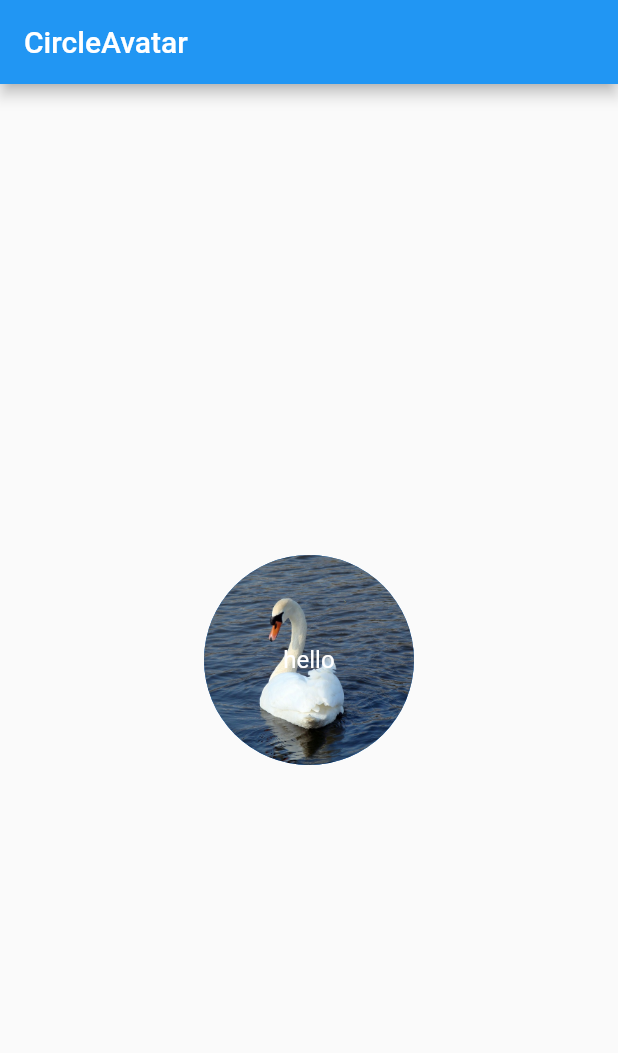
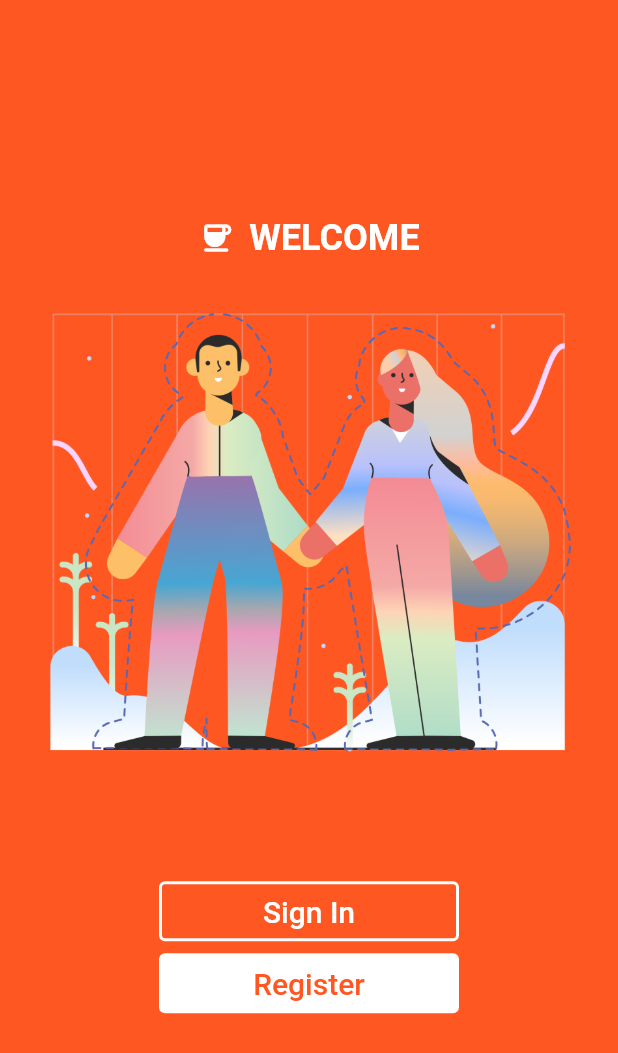
Before and after one commit to hamidsaaidi0/flutter-widgets, a Flutter app: the screen it shows after launch, on a phone screen of 412 x 824 dp. Shown: the top 1053 px of the screen. Run offline on Flutter 3.47's test engine with Material 2 defaults, Android fonts, the phone set to English and light mode, and no system bars.

Commit message:
add 6 widgets and one login screen

```diff
--- a/lib/main.dart
+++ b/lib/main.dart
@@ -1,10 +1,17 @@
+import 'package:bestwidgets/screens/login_screen.dart';
+import 'package:bestwidgets/widgets/AlertDialog.dart';
+import 'package:bestwidgets/widgets/AnimatedContainer.dart';
 import 'package:bestwidgets/widgets/CircleAvatar.dart';
+import 'package:bestwidgets/widgets/CupertinoContextMenu.dart';
+import 'package:bestwidgets/widgets/Dismissible.dart';
 import 'package:bestwidgets/widgets/LongPressDraggable.dart';
 import 'package:bestwidgets/widgets/about_dialog.dart';
 import 'package:bestwidgets/widgets/bottom_sheet.dart';
+import 'package:bestwidgets/widgets/card.dart';
 import 'package:bestwidgets/widgets/checkbox_list_tile.dart';
 import 'package:bestwidgets/widgets/material_banner.dart';
 import 'package:bestwidgets/widgets/preferredsize.dart';
+import 'package:bestwidgets/widgets/table.dart';
 import 'package:flutter/material.dart';
 
 void main() {
@@ -23,7 +30,7 @@ class MyApp extends StatelessWidget {
       theme: ThemeData(
         primarySwatch: Colors.blue,
       ),
-      home: Circle_Avatar(),
+      home: Login_Screen(),
     );
   }
 }
--- /dev/null
+++ b/lib/screens/login_screen.dart
@@ -0,0 +1,79 @@
+import 'package:flutter/material.dart';
+
+class Login_Screen extends StatelessWidget {
+  const Login_Screen({Key? key}) : super(key: key);
+
+  @override
+  Widget build(BuildContext context) {
+    return Scaffold(
+      body: Container(
+        height: double.infinity,
+        width: double.infinity,
+        color: Colors.deepOrange,
+        child: Padding(
+          padding: const EdgeInsets.all(8.0),
+          child: Column(
+            mainAxisAlignment: MainAxisAlignment.center,
+            crossAxisAlignment: CrossAxisAlignment.center,
+            children: [
+              Row(
+                mainAxisAlignment: MainAxisAlignment.center,
+                children: [
+                  Icon(
+                    Icons.coffee_rounded,
+                    color: Colors.white,
+                  ),
+                  SizedBox(
+                    width: 10,
+                  ),
+                  Text(
+                    'WELCOME',
+                    style: TextStyle(
+                        fontSize: 24,
+                        fontWeight: FontWeight.bold,
+                        color: Colors.white),
+                  ),
+                ],
+              ),
+              Image.asset('assets/img/welcome.png'),
+              SizedBox(
+                height: 15.0,
+              ),
+              OutlinedButton(
+                style: OutlinedButton.styleFrom(
+                  side: BorderSide(
+                    color: Colors.white,
+                    width: 2.0,
+                  ),
+                  minimumSize: Size(200.0, 40.0),
+                ),
+                onPressed: () {},
+                child: Text(
+                  'Sign In',
+                  style: TextStyle(
+                    color: Colors.white,
+                    fontSize: 20,
+                  ),
+                ),
+              ),
+              TextButton(
+                style: TextButton.styleFrom(
+                  backgroundColor: Colors.white,
+                  minimumSize: Size(200.0, 40.0),
+                ),
+                onPressed: () {},
+                child: Text(
+                  'Register',
+                  style: TextStyle(
+                    color: Colors.deepOrange,
+                    fontSize: 20,
+                  ),
+                ),
+              ),
+            ],
+          ),
+        ),
+      ),
+    );
+  }
+}
```
Also changed, not shown: lib/widgets/AlertDialog.dart (added, +36 -0 lines), lib/widgets/AnimatedContainer.dart (added, +40 -0 lines), lib/widgets/CupertinoContextMenu.dart (added, +51 -0 lines), lib/widgets/Dismissible.dart (added, +43 -0 lines), lib/widgets/card.dart (added, +39 -0 lines), lib/widgets/table.dart (added, +52 -0 lines), assets/img/launcher_icon_coffee.png (added), assets/img/welcome.png (added), assets/img/youtube.png (added).
